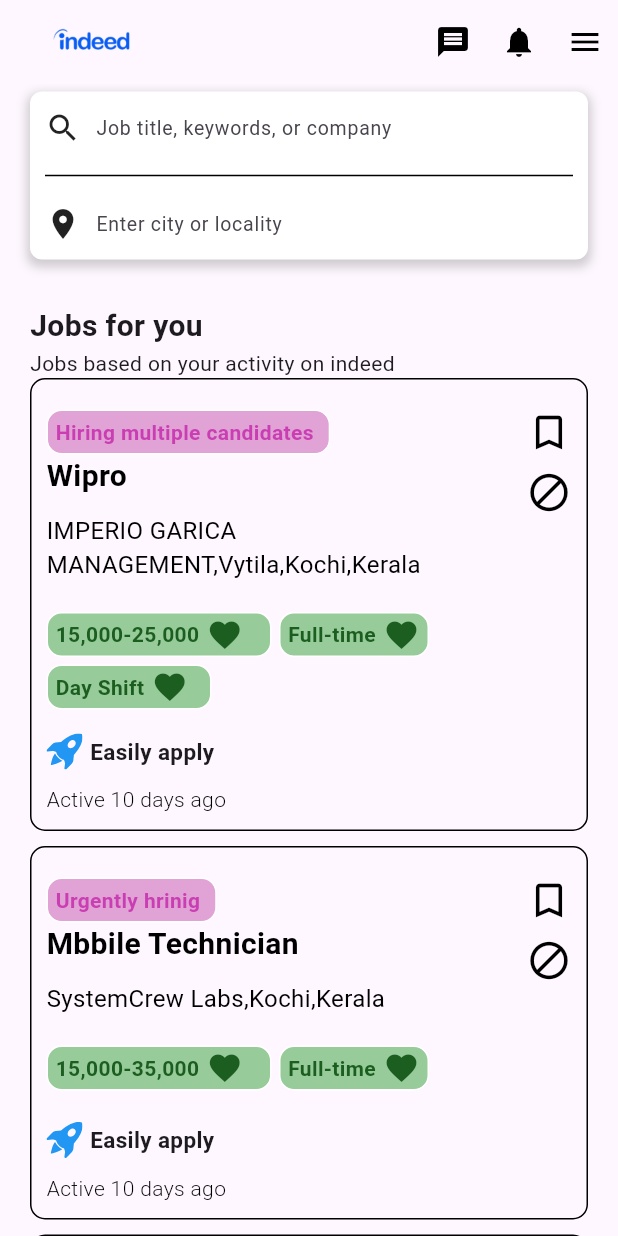
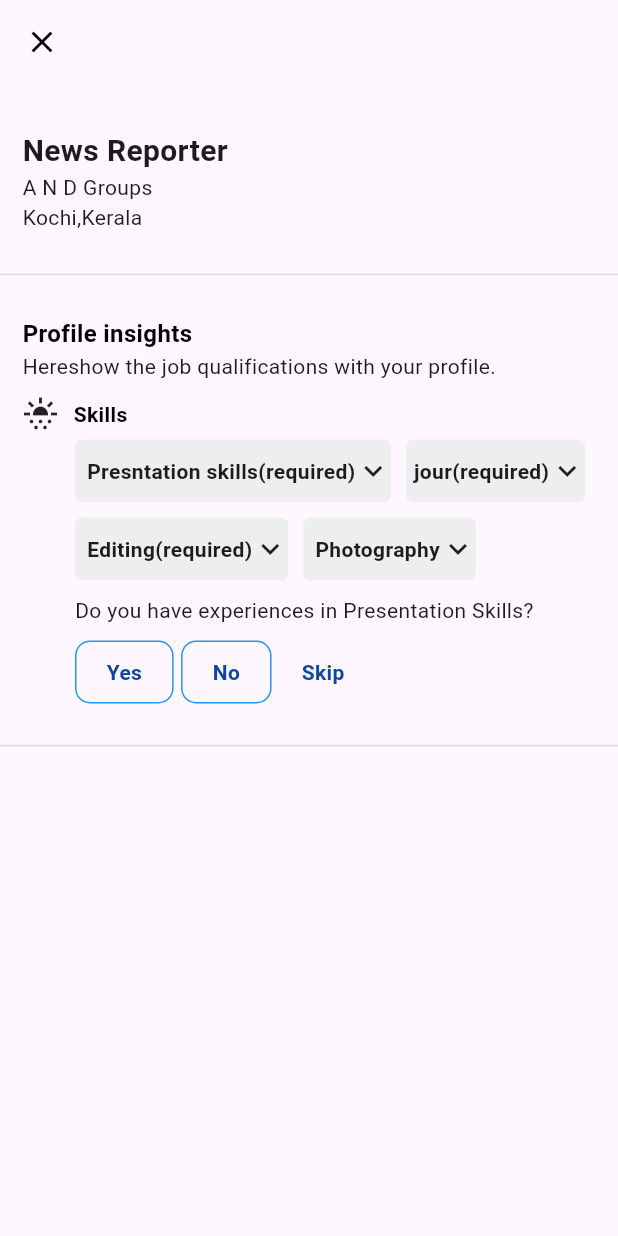
Before and after one commit to PranavKunjunni/indeed_ui, a Flutter app: the HomeScreen screen opened directly, after a tap on "Hiring multiple candidates", on a phone screen of 412 x 824 dp. Run offline on Flutter 3.47's test engine with Material 3 defaults, Android fonts, the light colour scheme and no system bars; our stand-ins replace icons_plus.

Commit message:
just compeletd setup screens

```diff
--- a/lib/utils/color_contstants.dart
+++ b/lib/utils/color_contstants.dart
@@ -6,3 +6,4 @@
   Colors.green,
 ];
 final textColor = Colors.grey;
+final iconsColor = Colors.black;
--- a/lib/utils/jobdetails.dart
+++ b/lib/utils/jobdetails.dart
@@ -1,5 +1,6 @@
 import 'package:flutter/material.dart';
 import 'package:icons_plus/icons_plus.dart';
+import 'package:indeed_ui/views/detalis_screen/detalis_screen.dart';
 import 'package:indeed_ui/views/localdata.dart';
 
 class JobDetails extends StatelessWidget {
@@ -14,7 +15,13 @@
         Localdata.Job_deatils.length,
         (index) => InkWell(
           onTap: () {
-            print("object");
+            Navigator.push(
+              context,
+              MaterialPageRoute(
+                builder: (context) => DetalisScreen(),
+              ),
+            );
+            print("DetalisScreen");
           },
           child: Padding(
             padding: const EdgeInsets.only(bottom: 10),
@@ -91,12 +98,12 @@
                                   Localdata.Job_deatils[index]['Salary'],
                                   style: TextStyle(
                                       fontWeight: FontWeight.bold,
-                                      color:  Colors.green.shade900),
+                                      color: Colors.green.shade900),
                                 ),
                                 SizedBox(width: 5),
                                 Icon(
                                   Icons.favorite,
-                                  color:  Colors.green.shade900,
+                                  color: Colors.green.shade900,
                                 ),
                               ],
                             ),
--- /dev/null
+++ b/lib/views/detalis_screen/detalis_screen.dart
@@ -0,0 +1,258 @@
+import 'package:flutter/material.dart';
+import 'package:indeed_ui/utils/color_contstants.dart';
+
+class DetalisScreen extends StatefulWidget {
+  const DetalisScreen({super.key});
+
+  @override
+  State<DetalisScreen> createState() => _DetalisScreenState();
+}
+
+class _DetalisScreenState extends State<DetalisScreen> {
+  @override
+  Widget build(BuildContext context) {
+    return Scaffold(
+      appBar: AppBar(
+        leading: InkWell(
+          onTap: () {
+            Navigator.pop(context);
+          },
+          child: Icon(
+            Icons.close,
+            color: iconsColor,
+          ),
+        ),
+      ),
+      body: Column(
+        crossAxisAlignment: CrossAxisAlignment.start,
+        children: [
+          Padding(
+            padding: const EdgeInsets.only(
+              left: 15,
+              top: 30,
+            ),
+            child: Column(
+              crossAxisAlignment: CrossAxisAlignment.start,
+              children: [
+                Text(
+                  "News Reporter",
+                  style: TextStyle(
+                    fontSize: 20,
+                    fontWeight: FontWeight.bold,
+                  ),
+                ),
+                Text("A N D Groups"),
+                Text("Kochi,Kerala")
+              ],
+            ),
+          ),
+          SizedBox(height: 20),
+          Divider(
+            color: Colors.black12,
+          ),
+          SizedBox(height: 20),
+          // Section
+          _profile(),
+          // Section
+          SizedBox(height: 20),
+          Divider(
+            color: Colors.black12,
+          ),
+        ],
+      ),
+    );
+  }
+
+  Padding _profile() {
+    return Padding(
+      padding: const EdgeInsets.only(left: 15),
+      child: Column(
+        crossAxisAlignment: CrossAxisAlignment.start,
+        children: [
+          Text(
+            "Profile insights",
+            style: TextStyle(
+              color: Colors.black,
+              fontWeight: FontWeight.bold,
+              fontSize: 16,
+            ),
+          ),
+          Text(
+            "Hereshow the job qualifications with your profile.",
+          ),
+          SizedBox(height: 10),
+          Row(
+            children: [
+              Icon(
+                Icons.sunny_snowing,
+              ),
+              SizedBox(
+                width: 10,
+              ),
+              Text(
+                "Skills",
+                style: TextStyle(
+                  color: Colors.black,
+                  fontWeight: FontWeight.bold,
+                ),
+              ),
+            ],
+          ),
+          SizedBox(
+            height: 5,
+          ),
+          Padding(
+            padding: const EdgeInsets.only(left: 35),
+            child: Column(
+              crossAxisAlignment: CrossAxisAlignment.start,
+              children: [
+                Row(
+                  children: [
+                    Container(
+                      // width: 210,
+                      padding: EdgeInsets.only(left: 8, top: 9, bottom: 9),
+                      decoration: BoxDecoration(
+                        color: Colors.grey.shade200,
+                        borderRadius: BorderRadius.circular(5),
+                      ),
+                      child: Row(
+                        children: [
+                          Text(
+                            "Presntation skills(required)",
+                            style: TextStyle(
+                              fontWeight: FontWeight.bold,
+                            ),
+                          ),
+                          Icon(Icons.keyboard_arrow_down),
+                        ],
+                      ),
+                    ),
+                    SizedBox(
+                      width: 10,
+                    ),
+                    Container(
+                      padding: EdgeInsets.only(left: 5, top: 9, bottom: 9),
+                      decoration: BoxDecoration(
+                        color: Colors.grey.shade200,
+                        borderRadius: BorderRadius.circular(5),
+                      ),
+                      child: Row(
+                        children: [
+                          Text(
+                            "jour(required)",
+                            style: TextStyle(
+                              fontWeight: FontWeight.bold,
+                            ),
+                          ),
+                          Icon(Icons.keyboard_arrow_down),
+                        ],
+                      ),
+                    ),
+                  ],
+                ),
+                SizedBox(height: 10),
+                Row(
+                  children: [
+                    Container(
+                      padding: EdgeInsets.only(left: 8, top: 9, bottom: 9),
+                      decoration: BoxDecoration(
+                        color: Colors.grey.shade200,
+                        borderRadius: BorderRadius.circular(5),
+                      ),
+                      child: Row(
+                        children: [
+                          Text(
+                            "Editing(required)",
+                            style: TextStyle(
+                              fontWeight: FontWeight.bold,
+                            ),
+                          ),
+                          Icon(Icons.keyboard_arrow_down),
+                        ],
+                      ),
+                    ),
+                    SizedBox(
+                      width: 10,
+                    ),
+                    Container(
+                      padding: EdgeInsets.only(left: 8, top: 9, bottom: 9),
+                      decoration: BoxDecoration(
+                        color: Colors.grey.shade200,
+                        borderRadius: BorderRadius.circular(5),
+                      ),
+                      child: Row(
+                        children: [
+                          Text(
+                            "Photography",
+                            style: TextStyle(
+                              fontWeight: FontWeight.bold,
+                            ),
+                          ),
+                          Icon(Icons.keyboard_arrow_down),
+                        ],
+                      ),
+                    ),
+                  ],
+                ),
+                SizedBox(height: 10),
+                Text("Do you have experiences in Presentation Skills?"),
+                SizedBox(height: 10),
+                Row(
+                  children: [
+                    Container(
+                      padding:
+                          EdgeInsets.symmetric(vertical: 10, horizontal: 20),
+                      decoration: BoxDecoration(
+                        borderRadius: BorderRadius.circular(10),
+                        border: Border.all(
+                          width: 1,
+                          color: Colors.blue,
+                        ),
+                      ),
+                      child: Text(
+                        "Yes",
+                        style: TextStyle(
+                          color: Colors.blue.shade900,
+                          fontWeight: FontWeight.bold,
+                        ),
+                      ),
+                    ),
+                    SizedBox(width: 5),
+                    Container(
+                      padding:
+                          EdgeInsets.symmetric(vertical: 10, horizontal: 20),
+                      decoration: BoxDecoration(
+                        borderRadius: BorderRadius.circular(10),
+                        border: Border.all(
+                          width: 1,
+                          color: Colors.blue,
+                        ),
+                      ),
+                      child: Text(
+                        "No",
+                        style: TextStyle(
+                          color: Colors.blue.shade900,
+                          fontWeight: FontWeight.bold,
+                        ),
+                      ),
+                    ),
+                    SizedBox(
+                      width: 20,
+                    ),
+                    Text(
+                      "Skip",
+                      style: TextStyle(
+                        color: Colors.blue.shade900,
+                        fontWeight: FontWeight.bold,
+                      ),
+                    ),
+                  ],
+                )
+              ],
+            ),
+          ),
+        ],
+      ),
+    );
+  }
+}
--- a/lib/views/notification_screen/notification_screen.dart
+++ b/lib/views/notification_screen/notification_screen.dart
@@ -1,4 +1,5 @@
 import 'package:flutter/material.dart';
+import 'package:indeed_ui/utils/color_contstants.dart';
 
 class NotificationScreen extends StatelessWidget {
   const NotificationScreen({super.key});
@@ -16,20 +17,87 @@
           ),
         ),
         actions: [
-          Icon(Icons.message),
+          Icon(
+            Icons.message,
+            color: iconsColor,
+          ),
           SizedBox(
             width: 10,
           ),
-          Icon(Icons.notifications),
+          Icon(
+            Icons.notifications,
+            color: iconsColor,
+          ),
           SizedBox(
             width: 10,
           ),
-          Icon(Icons.menu),
+          Icon(
+            Icons.menu,
+            color: iconsColor,
+          ),
           SizedBox(
             width: 10,
           ),
         ],
       ),
+      body: Padding(
+        padding: const EdgeInsets.only(top: 90),
+        child: Column(
+          children: [
+            Row(
+              mainAxisAlignment: MainAxisAlignment.center,
+              children: [
+                Image.asset("assets/images/nothification.png"),
+              ],
+            ),
+            Text(
+              "Nothing right now.check back later!",
+              style: TextStyle(
+                color: Colors.black,
+                fontWeight: FontWeight.bold,
+                fontSize: 25,
+              ),
+              textAlign: TextAlign.center,
+            ),
+            SizedBox(height: 10),
+            Padding(
+              padding: EdgeInsets.only(left: 10, right: 10),
+              child: Text(
+                "This is where we'll notify you about your job applications and other useful information to help you with your job serach.",
+                textAlign: TextAlign.center,
+              ),
+            ),
+            SizedBox(height: 10),
+            Padding(
+              padding: const EdgeInsets.only(left: 20, right: 20),
+              child: Container(
+                width: double.infinity,
+                padding: EdgeInsets.symmetric(
+                  vertical: 20,
+                ),
+                decoration: BoxDecoration(
+                  borderRadius: BorderRadius.circular(10),
+                  color: Colors.blue.shade900,
+                  border: Border.all(
+                    width: 1,
+                    color: Colors.blue.shade900,
+                  ),
+                ),
+                child: Center(
+                  child: Text(
+                    "Find jobs",
+                    style: TextStyle(
+                      color: Colors.white,
+                      fontWeight: FontWeight.bold,
+                      fontSize: 14,
+                    ),
+                  ),
+                ),
+              ),
+            )
+          ],
+        ),
+      ),
     );
   }
 }
```
Also changed, not shown: assets/images/nothification.png (added).
